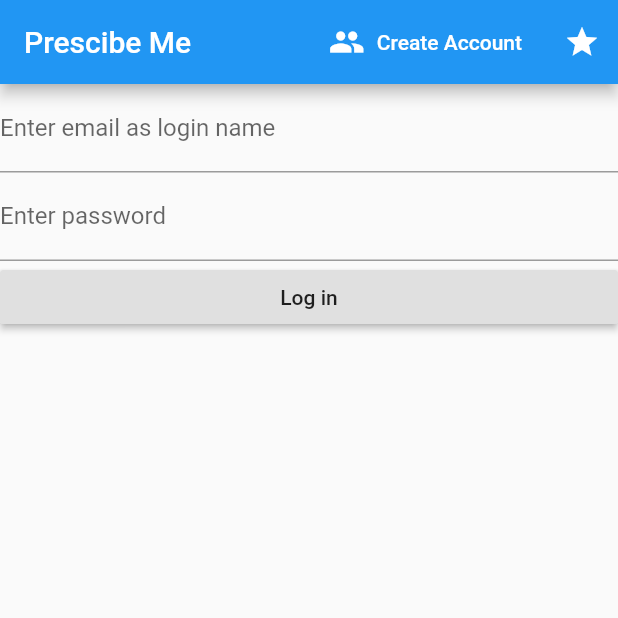
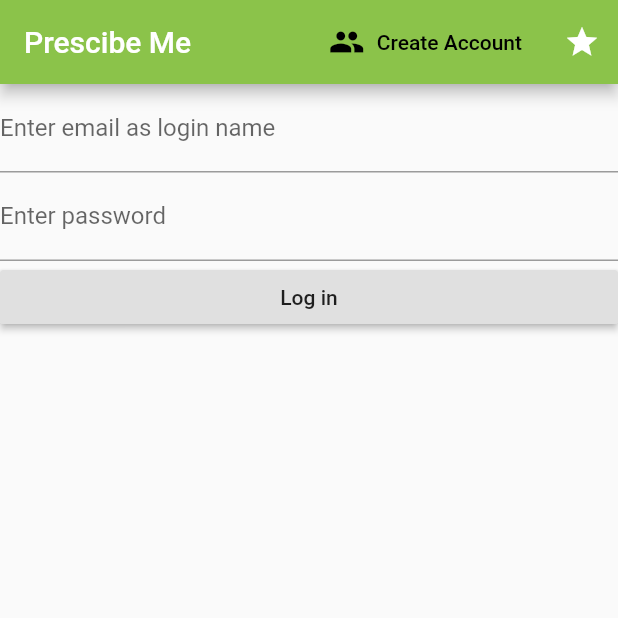
Before and after one commit to Blackkingsman/prescribeme, a Flutter app: the screen it shows after launch, on a phone screen of 412 x 824 dp, the top half of it. Run offline on Flutter 3.47's test engine with Material 2 defaults, Android fonts, the phone set to English and light mode, and no system bars; our stand-ins replace cached_network_image, cloud_firestore, firebase_auth; accounts and stored records are empty.

Commit message:
appbar color change

```diff
--- a/lib/View/frontpage.dart
+++ b/lib/View/frontpage.dart
@@ -31,10 +31,11 @@ void stateChanged(Function fn) {
     return  Scaffold (
       appBar: AppBar (
         title: Text("Prescibe Me"),
+        backgroundColor: Colors.lightGreen,
         actions: <Widget> [
           FlatButton.icon(
-            icon: Icon(Icons.people, color: Colors.white,),
-            label: Text('Create Account', style: TextStyle(color: Colors.white),),
+            icon: Icon(Icons.people, color: Colors.black,),
+            label: Text('Create Account', style: TextStyle(color: Colors.black),),
             onPressed: controller.createAccount,
           ),
           IconButton (
```
Also changed, not shown: 2 other files.
